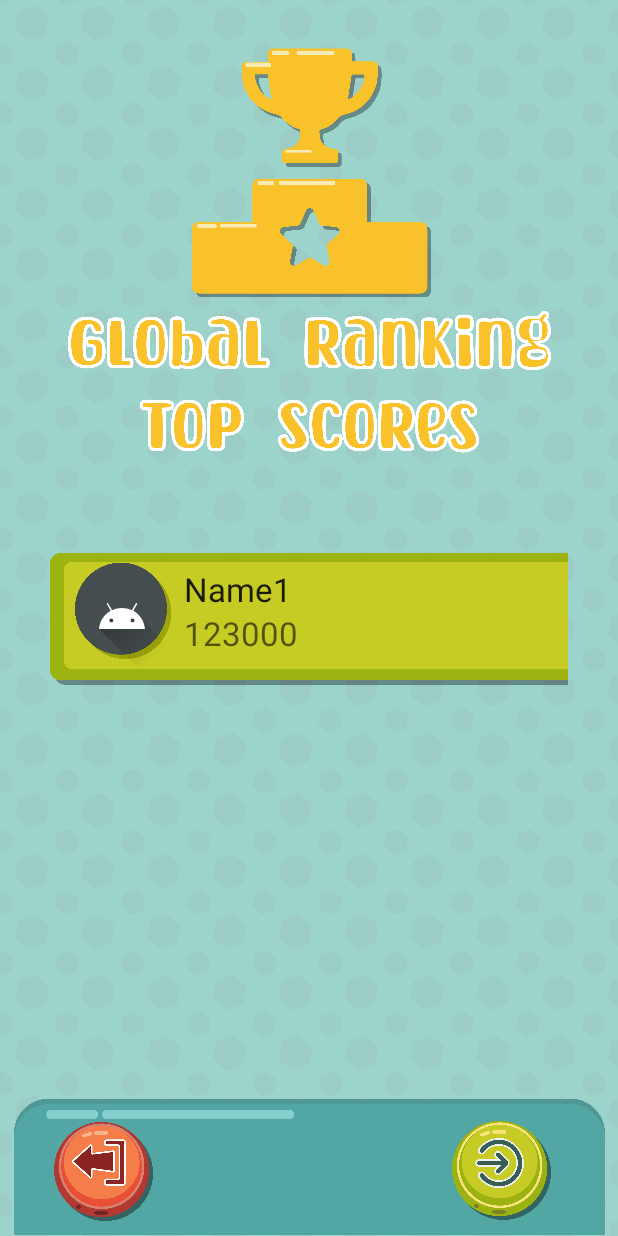
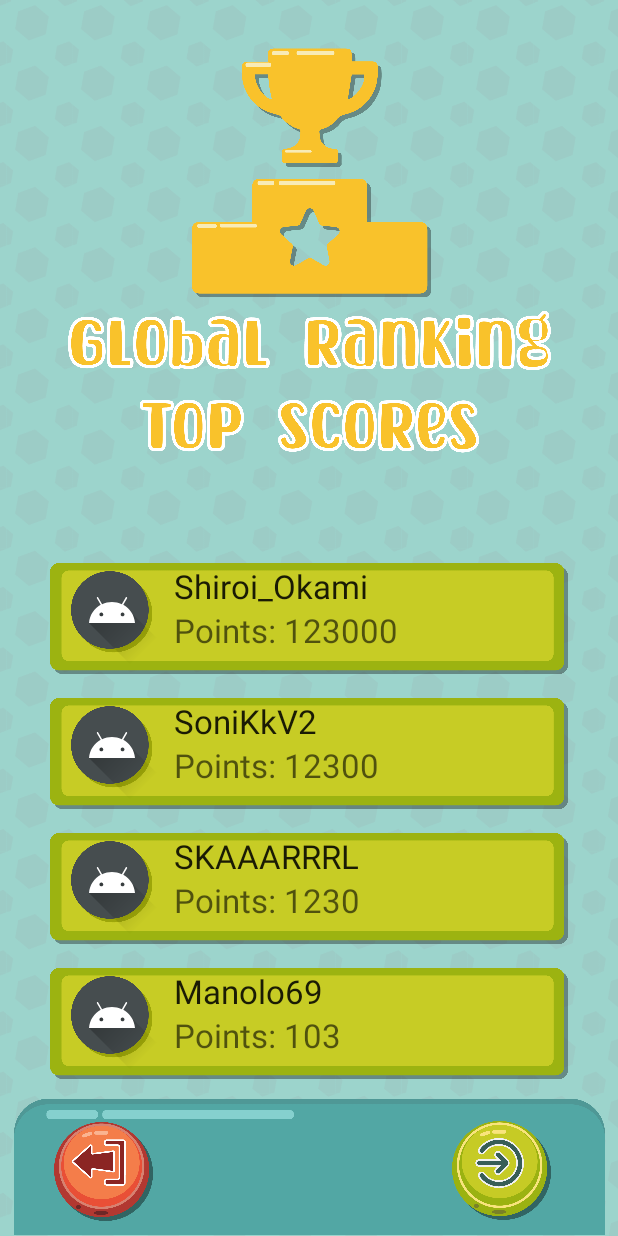
Before and after one commit to fabiomorini/Hangman_Meathead, an Android app: the LeaderboardActivity screen opened directly, with no data from a screen before it, on a phone screen of 412 x 824 dp. Run offline under Robolectric (Android 15) with nearby library versions, the phone set to English and light mode, and no system bars.

Commit message:
Leaderboard fully implemented

```diff
--- a/app/src/main/AndroidManifest.xml
+++ b/app/src/main/AndroidManifest.xml
@@ -49,7 +49,6 @@
             <meta-data
                 android:name="android.app.lib_name"
                 android:value="" />
-
             <intent-filter>
                 <action android:name="android.intent.action.MAIN" />
 
--- a/app/src/main/java/com/example/hangman_meathead/LeaderboardActivity.kt
+++ b/app/src/main/java/com/example/hangman_meathead/LeaderboardActivity.kt
@@ -15,13 +15,13 @@ class LeaderboardActivity : AppCompatActivity() {
 
         binding.recycler.adapter = ScoreAdapter(
             listOf(
-                Score("Name1", "123000","url1"),
-                Score("Name2", "12300","url2"),
-                Score("Name3", "1230","url3"),
-                Score("Name4", "103","url4"),
-                Score("Name5", "23","url5"),
-                Score("Name6", "13","url6"),
-                Score("Name7", "3","url7")
+                Score("Shiroi_Okami", "Points: 123000","url1"),
+                Score("SoniKkV2", "Points: 12300","url2"),
+                Score("SKAAARRRL", "Points: 1230","url3"),
+                Score("Manolo69", "Points: 103","url4"),
+                Score("Boji", "Points: 23","url5"),
+                Score("Puiuiu", "Points: 13","url6"),
+                Score("Ruth1209", "Points: 3","url7")
             )
         )
     }
--- a/app/src/main/res/layout/view_score_adapter.xml
+++ b/app/src/main/res/layout/view_score_adapter.xml
@@ -6,35 +6,38 @@
     android:layout_height="wrap_content">
 
     <LinearLayout
-        android:layout_width="409dp"
-        android:layout_height="729dp"
+        android:layout_width="wrap_content"
+        android:layout_height="wrap_content"
         android:orientation="vertical"
-        tools:layout_editor_absoluteX="2dp"
-        tools:layout_editor_absoluteY="1dp">
+        app:layout_constraintEnd_toEndOf="parent"
+        app:layout_constraintStart_toStartOf="parent"
+        app:layout_constraintTop_toTopOf="parent">
 
         <androidx.constraintlayout.widget.ConstraintLayout
-            android:layout_width="match_parent"
-            android:layout_height="match_parent">
+            android:layout_width="wrap_content"
+            android:layout_height="wrap_content">
 
             <ImageView
                 android:id="@+id/backgroundElement"
                 android:layout_width="match_parent"
                 android:layout_height="90dp"
                 android:scaleType="centerInside"
-                app:srcCompat="@drawable/recycler_view_leaderboard"
-                tools:layout_editor_absoluteX="-16dp"
-                tools:layout_editor_absoluteY="0dp" />
+                app:layout_constraintBottom_toBottomOf="parent"
+                app:layout_constraintEnd_toEndOf="parent"
+                app:layout_constraintStart_toStartOf="parent"
+                app:layout_constraintTop_toTopOf="parent"
+                app:srcCompat="@drawable/recycler_view_leaderboard" />
 
             <ImageView
                 android:id="@+id/profilePicture"
                 android:layout_width="72dp"
                 android:layout_height="69dp"
-                android:layout_marginStart="3dp"
-                android:layout_marginTop="-3dp"
+                android:layout_marginStart="5dp"
                 android:scaleType="centerCrop"
                 app:layout_constraintBottom_toBottomOf="@+id/backgroundElement"
-                app:layout_constraintStart_toStartOf="@+id/guideline5"
+                app:layout_constraintStart_toStartOf="@+id/backgroundElement"
                 app:layout_constraintTop_toTopOf="@+id/backgroundElement"
+                app:layout_constraintVertical_bias="0.32999998"
                 app:srcCompat="@drawable/ic_launcher_foreground" />
 
             <TextView
@@ -42,17 +45,11 @@
                 android:layout_width="225dp"
                 android:layout_height="wrap_content"
                 android:layout_marginStart="5dp"
+                android:layout_marginTop="2dp"
                 android:text="TextView"
                 android:textAppearance="@style/TextAppearance.AppCompat.Large"
                 app:layout_constraintStart_toEndOf="@+id/profilePicture"
                 app:layout_constraintTop_toTopOf="@+id/profilePicture" />
-
-            <androidx.constraintlayout.widget.Guideline
-                android:id="@+id/guideline5"
-                android:layout_width="wrap_content"
-                android:layout_height="wrap_content"
-                android:orientation="vertical"
-                app:layout_constraintGuide_begin="9dp" />
 
             <TextView
                 android:id="@+id/scorePoints"
```
